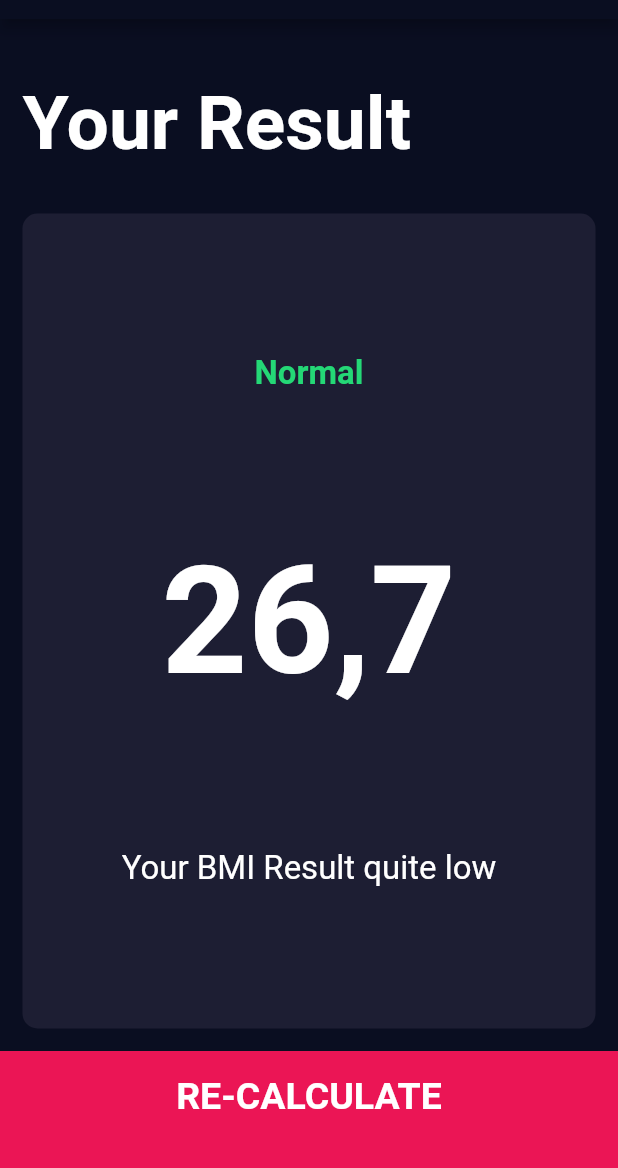
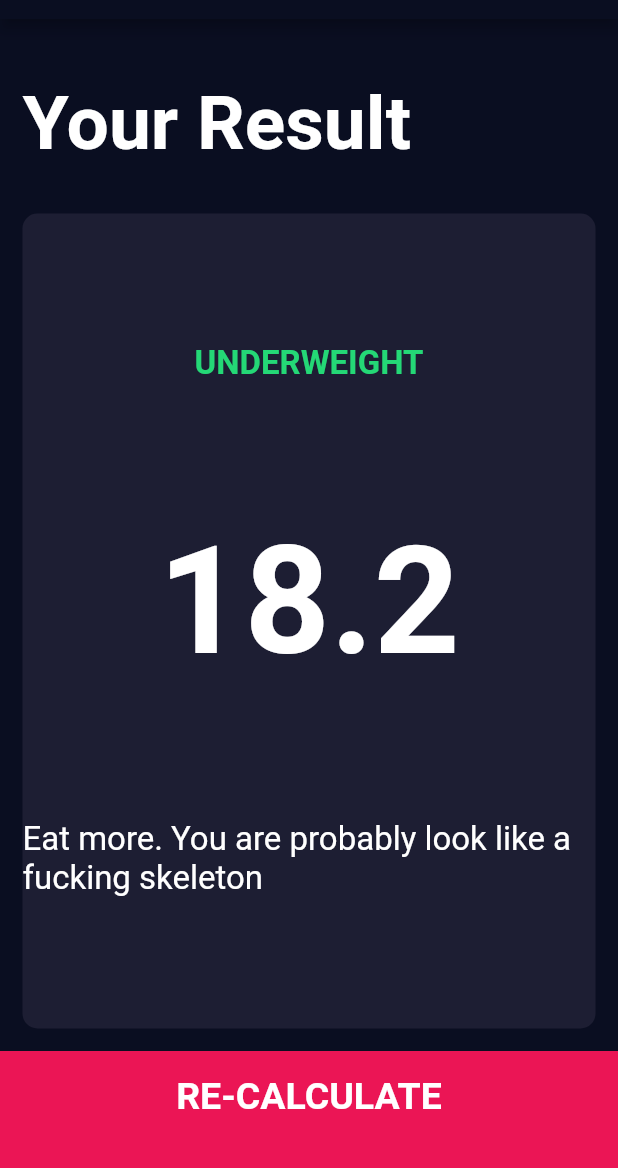
Before and after one commit to bl1nkker/flutter-development-bootcamp, a Flutter app: the screen it shows after launch, after a tap on "CALCULATE", on a phone screen of 412 x 824 dp, the part 65-1233 px from its top. Run offline on Flutter 3.47's test engine with Material 2 defaults, Android fonts, the phone set to English and light mode, and no system bars; our stand-ins replace audioplayers, font_awesome_flutter, rflutter_alert.

Commit message:
136 Adding the BMI Calculator Functionality

```diff
--- /dev/null
+++ b/bmi_calculator_flutter/lib/calculator_brain.dart
@@ -0,0 +1,33 @@
+import 'dart:math';
+
+class CalculatorBrain {
+  final int height;
+  final int weight;
+  double _bmi;
+  CalculatorBrain({this.height, this.weight});
+
+  String calculateBMI() {
+    _bmi = weight / pow(height / 100, 2);
+    return _bmi.toStringAsFixed(1);
+  }
+
+  String getResult() {
+    if (_bmi >= 25) {
+      return 'Overweight';
+    } else if (_bmi > 18.5) {
+      return 'Normal';
+    } else {
+      return 'Underweight';
+    }
+  }
+
+  String getInterpretantion() {
+    if (_bmi >= 25) {
+      return 'You are too fat. Eat less plz';
+    } else if (_bmi > 18.5) {
+      return 'Yeeeeeeeeeeet';
+    } else {
+      return 'Eat more. You are probably look like a fucking skeleton';
+    }
+  }
+}
--- a/bmi_calculator_flutter/lib/screens/input_page.dart
+++ b/bmi_calculator_flutter/lib/screens/input_page.dart
@@ -1,3 +1,4 @@
+import 'package:bmi_calculator_flutter/calculator_brain.dart';
 import 'package:bmi_calculator_flutter/components/bottom_button.dart';
 import 'package:bmi_calculator_flutter/components/gender_card_content.dart';
 import 'package:bmi_calculator_flutter/components/reusable_card.dart';
@@ -204,8 +205,17 @@ class _InputPageState extends State<InputPage> {
           ),
           BottomButton(
             onTap: () {
-              Navigator.push(context,
-                  MaterialPageRoute(builder: (context) => ResultsPage()));
+              CalculatorBrain calc =
+                  CalculatorBrain(height: height, weight: weight);
+
+              Navigator.push(
+                  context,
+                  MaterialPageRoute(
+                      builder: (context) => ResultsPage(
+                            bmiResult: calc.calculateBMI(),
+                            resultText: calc.getResult(),
+                            interpretation: calc.getInterpretantion(),
+                          )));
             },
             buttonTitle: 'CALCULATE',
           )
--- a/bmi_calculator_flutter/lib/screens/results_page.dart
+++ b/bmi_calculator_flutter/lib/screens/results_page.dart
@@ -5,7 +5,13 @@ import 'package:bmi_calculator_flutter/constants.dart';
 import 'package:flutter/material.dart';
 
 class ResultsPage extends StatelessWidget {
-  const ResultsPage({Key key}) : super(key: key);
+  final String bmiResult;
+  final String resultText;
+  final String interpretation;
+  ResultsPage(
+      {@required this.bmiResult,
+      @required this.interpretation,
+      @required this.resultText});
 
   @override
   Widget build(BuildContext context) {
@@ -34,12 +40,12 @@ class ResultsPage extends StatelessWidget {
                   crossAxisAlignment: CrossAxisAlignment.center,
                   children: [
                     Text(
-                      'Normal',
+                      resultText.toUpperCase(),
                       style: kResultTextStyle,
                     ),
-                    Text('26,7', style: kBMITextStyle),
+                    Text(bmiResult, style: kBMITextStyle),
                     Text(
-                      'Your BMI Result quite low',
+                      interpretation,
                       style: kBodyTextStyle,
                     )
                   ]),
```
